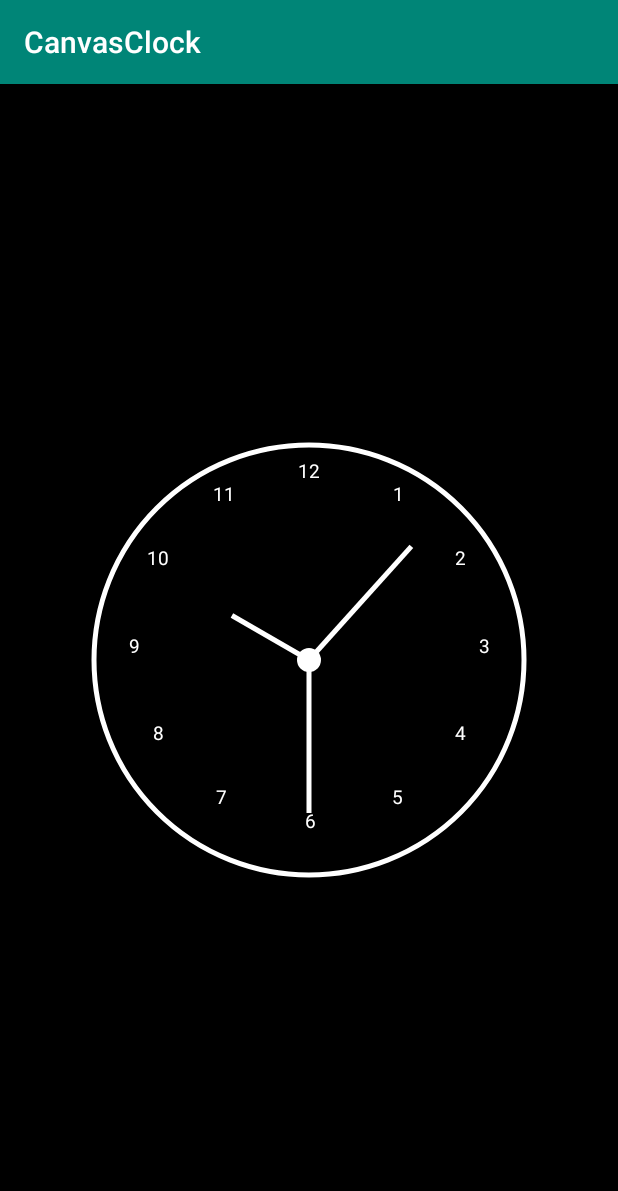
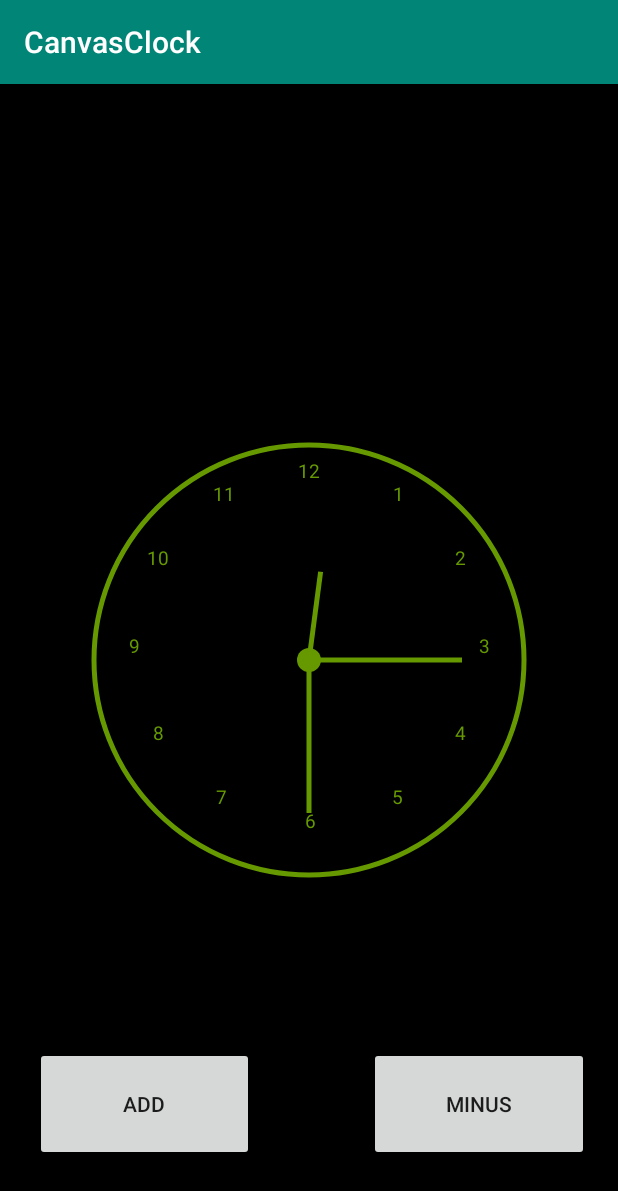
Before and after one commit to YangChingYu/CP3406, an Android app: the screen it shows after launch (MainActivity), on a phone screen of 412 x 824 dp. Shown: the top 1191 px of the screen. Run offline under Robolectric (Android 15) with nearby library versions, the phone set to English and light mode, and no system bars.

Commit message:
finished the button

```diff
--- a/app/src/main/java/com/example/canvasclock/ClockView.java
+++ b/app/src/main/java/com/example/canvasclock/ClockView.java
@@ -5,10 +5,13 @@ import android.graphics.Canvas;
 import android.graphics.Color;
 import android.graphics.Paint;
 import android.graphics.Rect;
+import android.hardware.Camera;
+import android.os.Bundle;
 import android.provider.CalendarContract;
 import android.util.AttributeSet;
 import android.util.TypedValue;
 import android.view.View;
+import android.widget.Button;
 
 import androidx.annotation.Nullable;
 
@@ -26,6 +29,8 @@ public class ClockView extends View {
     private boolean isInit;
     private int[] numbers = {1,2,3,4,5,6,7,8,9,10,11,12};
     private Rect rect = new Rect();
+    Button addButton,minusButton;
+
     public ClockView(Context context) {
         super(context);
     }
@@ -48,6 +53,7 @@ public class ClockView extends View {
         hourHandTruncation = min/7;
         paint = new Paint();
         isInit = true;
+        Button addButton,minusButton;
 
     }
 
@@ -75,14 +81,58 @@ public class ClockView extends View {
                 paint);
     }
 
+
+
+
+
+
+
     private void drawHands(Canvas canvas) {
+
         Calendar c = Calendar.getInstance();
         float hour = c.get(Calendar.HOUR_OF_DAY);
         hour = hour > 12 ? hour -12 : hour;
-        drawHand(canvas, (hour + c.get(Calendar.MINUTE)/ 60) *5f, true);
-        drawHand(canvas, c.get(Calendar.MINUTE),false);
-        drawHand(canvas, c.get(Calendar.SECOND),false);
+        float hourSelf = 12;
+
+        float secondSelf = 30;
+        float minuteSelf = 15;
+        //從這邊設定秒數
+//        Button addButton = findViewById(R.id.addButton);
+//        Button minusButton = findViewById(R.id.minusButton);
+
+//        addButton.setOnClickListener(new View.OnClickListener(){
+//            @Override
+//            public void onClick(View v) {
+//                float hourSelf = 9;
+//
+//
+//            }
+//
+//
+//        });
+
+        //從邊把東西設定過去
+
+
+
+
+
+
+
+
+
+        drawHand(canvas, (hourSelf + minuteSelf/ 60) *5f, true);
+        drawHand(canvas, minuteSelf,false);
+        drawHand(canvas, secondSelf,false);
+
+        //要原本的時間從這裡拿
+//        drawHand(canvas, c.get(Calendar.MINUTE),false);
+//        drawHand(canvas, c.get(Calendar.SECOND),false);
+
+
+        //改變裡面的時間
     }
+
 
     private void drawNumberal(Canvas canvas) {
         paint.setTextSize(fontSize);
@@ -92,8 +142,10 @@ public class ClockView extends View {
             paint.getTextBounds(tmp, 0 , tmp.length(),rect);
             double angle = Math.PI/6 * (number -3 );
             int x = (int) (width / 2+ Math.cos(angle)* radius - rect.width()/2);
+
             int y = (int) (height / 2+ Math.sin(angle)* radius - rect.height()/2);
             canvas.drawText(tmp,x,y, paint);
+
         }
     }
 
@@ -104,8 +156,9 @@ public class ClockView extends View {
     }
 
     private void drawCircle(Canvas canvas) {
+        //outside curcle
         paint.reset();
-        paint.setColor(getResources().getColor(android.R.color.white));
+        paint.setColor(getResources().getColor(android.R.color.holo_green_dark));
         paint.setStrokeWidth(5);
         paint.setStyle(Paint.Style.STROKE);
         paint.setAntiAlias(true);
--- a/app/src/main/java/com/example/canvasclock/MainActivity.java
+++ b/app/src/main/java/com/example/canvasclock/MainActivity.java
@@ -3,6 +3,8 @@ package com.example.canvasclock;
 import androidx.appcompat.app.AppCompatActivity;
 
 import android.os.Bundle;
+import android.view.View;
+import android.widget.Button;
 
 public class MainActivity extends AppCompatActivity {
 
@@ -10,5 +12,31 @@ public class MainActivity extends AppCompatActivity {
     protected void onCreate(Bundle savedInstanceState) {
         super.onCreate(savedInstanceState);
         setContentView(R.layout.activity_main);
+        Button addButton = findViewById(R.id.addButton);
+        Button minusButton = findViewById(R.id.minusButton);
+
+        addButton.setOnClickListener(new View.OnClickListener(){
+            @Override
+            public void onClick(View v) {
+                System.out.println("go");
+
+
+            }
+
+
+        });
+
+        minusButton.setOnClickListener(new View.OnClickListener(){
+            @Override
+            public void onClick(View v) {
+                System.out.println("to hall");
+
+
+            }
+
+
+        });
+
+
     }
 }
--- a/app/src/main/res/layout/activity_main.xml
+++ b/app/src/main/res/layout/activity_main.xml
@@ -12,6 +12,28 @@
        android:layout_width="300dp"
        android:layout_centerInParent = "true"/>
 
+   <Button
+       android:id="@+id/addButton"
+       android:layout_width="146dp"
+       android:layout_height="76dp"
+       android:layout_alignParentStart="true"
+       android:layout_alignParentBottom="true"
+       android:layout_marginStart="23dp"
+       android:layout_marginLeft="50dp"
+       android:layout_marginBottom="50dp"
+       android:text="ADD" />
+
+   <Button
+       android:id="@+id/minusButton"
+       android:layout_width="146dp"
+       android:layout_height="76dp"
+       android:layout_alignParentStart="true"
+       android:layout_alignParentEnd="true"
+       android:layout_alignParentBottom="true"
+       android:layout_marginStart="246dp"
+       android:layout_marginEnd="19dp"
+       android:layout_marginBottom="50dp"
+       android:text="Minus" />
 
 
 </RelativeLayout>
```
